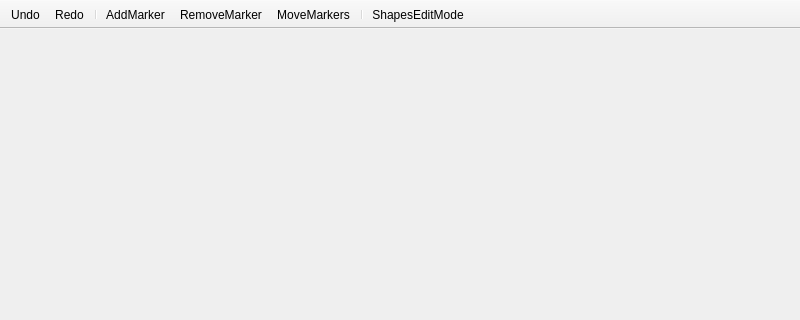
First picture: the form in ui/editors/imageannotationeditor.ui, repository ilyayae/SpaceTimeHeart, before the edit; both pictures show x 0 to 800 and y 0 to 320 of the 800 by 600 pixel window.
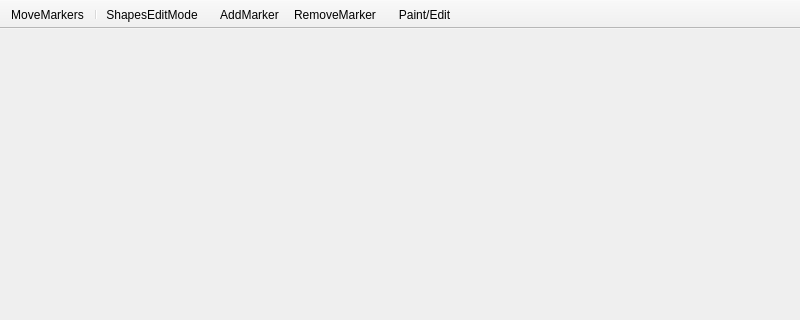
Second picture: the form after the edit. Icons and pictures are not drawn.

Patch:
```diff
--- a/ui/editors/imageannotationeditor.ui
+++ b/ui/editors/imageannotationeditor.ui
@@ -48,15 +48,53 @@
    <attribute name="toolBarBreak">
     <bool>false</bool>
    </attribute>
-   <addaction name="actionUndo"/>
-   <addaction name="actionRedo"/>
-   <addaction name="separator"/>
-   <addaction name="actionAddMarker"/>
-   <addaction name="actionRemoveMarker"/>
    <addaction name="actionMoveMarkers"/>
    <addaction name="separator"/>
    <addaction name="actionShapesEditMode"/>
   </widget>
+  <widget class="QToolBar" name="EditMarkersToolBar">
+   <property name="enabled">
+    <bool>true</bool>
+   </property>
+   <property name="windowTitle">
+    <string>toolBar_2</string>
+   </property>
+   <property name="movable">
+    <bool>false</bool>
+   </property>
+   <property name="floatable">
+    <bool>false</bool>
+   </property>
+   <attribute name="toolBarArea">
+    <enum>TopToolBarArea</enum>
+   </attribute>
+   <attribute name="toolBarBreak">
+    <bool>false</bool>
+   </attribute>
+   <addaction name="actionAddMarker"/>
+   <addaction name="actionRemoveMarker"/>
+  </widget>
+  <widget class="QToolBar" name="EditShapesToolBar">
+   <property name="enabled">
+    <bool>true</bool>
+   </property>
+   <property name="windowTitle">
+    <string>toolBar_2</string>
+   </property>
+   <property name="movable">
+    <bool>false</bool>
+   </property>
+   <property name="floatable">
+    <bool>false</bool>
+   </property>
+   <attribute name="toolBarArea">
+    <enum>TopToolBarArea</enum>
+   </attribute>
+   <attribute name="toolBarBreak">
+    <bool>false</bool>
+   </attribute>
+   <addaction name="actionPaint_Edit"/>
+  </widget>
   <action name="actionAddMarker">
    <property name="icon">
     <iconset theme="QIcon::ThemeIcon::ListAdd"/>
@@ -93,28 +131,6 @@
     <enum>QAction::MenuRole::NoRole</enum>
    </property>
   </action>
-  <action name="actionUndo">
-   <property name="icon">
-    <iconset theme="QIcon::ThemeIcon::EditUndo"/>
-   </property>
-   <property name="text">
-    <string>Undo</string>
-   </property>
-   <property name="menuRole">
-    <enum>QAction::MenuRole::NoRole</enum>
-   </property>
-  </action>
-  <action name="actionRedo">
-   <property name="icon">
-    <iconset theme="QIcon::ThemeIcon::EditRedo"/>
-   </property>
-   <property name="text">
-    <string>Redo</string>
-   </property>
-   <property name="menuRole">
-    <enum>QAction::MenuRole::NoRole</enum>
-   </property>
-  </action>
   <action name="actionMoveMarkers">
    <property name="checkable">
     <bool>true</bool>
@@ -126,6 +142,20 @@
     <enum>QAction::MenuRole::NoRole</enum>
    </property>
   </action>
+  <action name="actionPaint_Edit">
+   <property name="checkable">
+    <bool>true</bool>
+   </property>
+   <property name="icon">
+    <iconset theme="QIcon::ThemeIcon::DocumentProperties"/>
+   </property>
+   <property name="text">
+    <string>Paint/Edit</string>
+   </property>
+   <property name="menuRole">
+    <enum>QAction::MenuRole::NoRole</enum>
+   </property>
+  </action>
  </widget>
  <resources/>
  <connections/>
```
